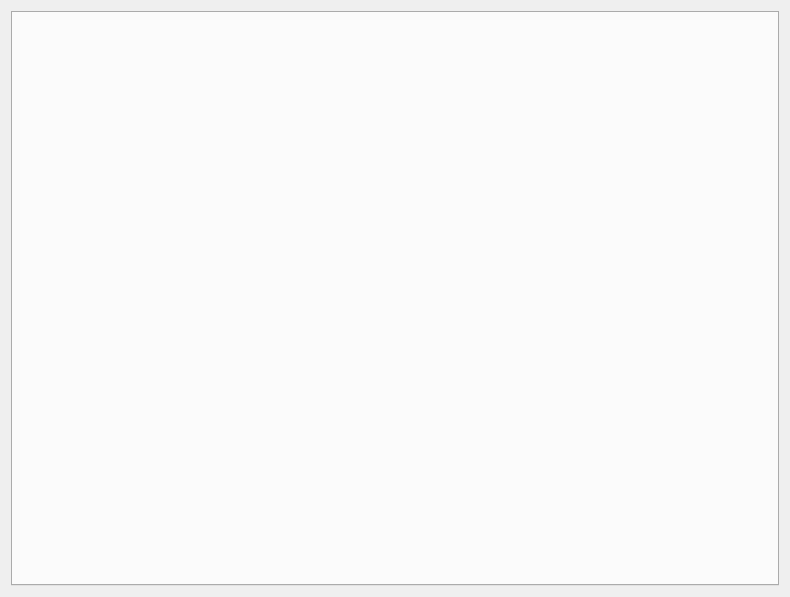
Archangel4148/Capstone-Project-Fall-2025, file src/ui/main_window.ui: the form before one commit.
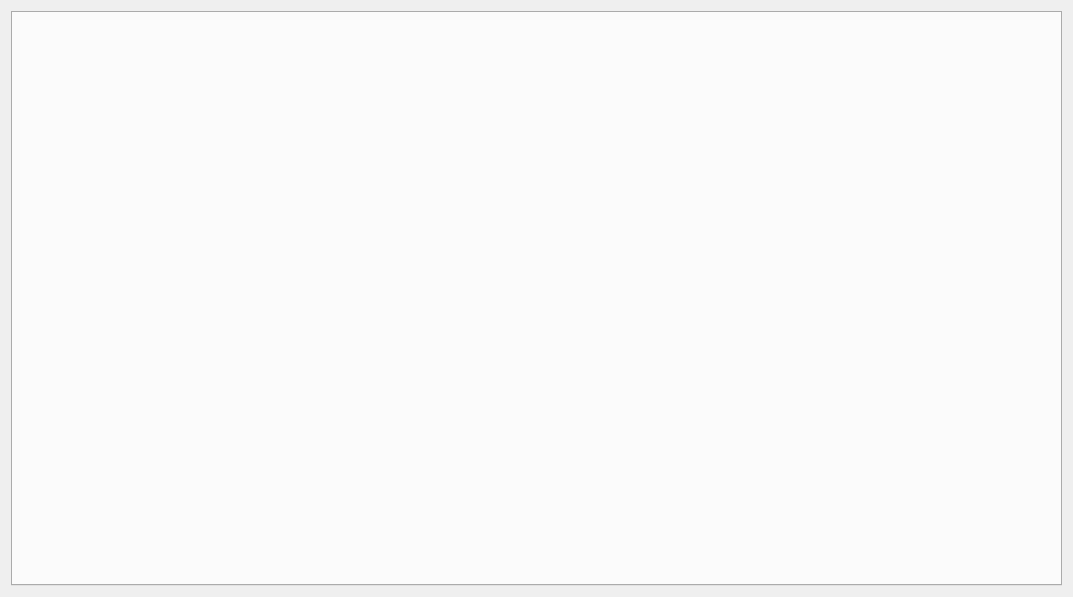
The form after the commit.

Diff of the .ui file:
```diff
--- a/src/ui/main_window.ui
+++ b/src/ui/main_window.ui
@@ -6,7 +6,7 @@
    <rect>
     <x>0</x>
     <y>0</y>
-    <width>790</width>
+    <width>1073</width>
     <height>597</height>
    </rect>
   </property>
```
